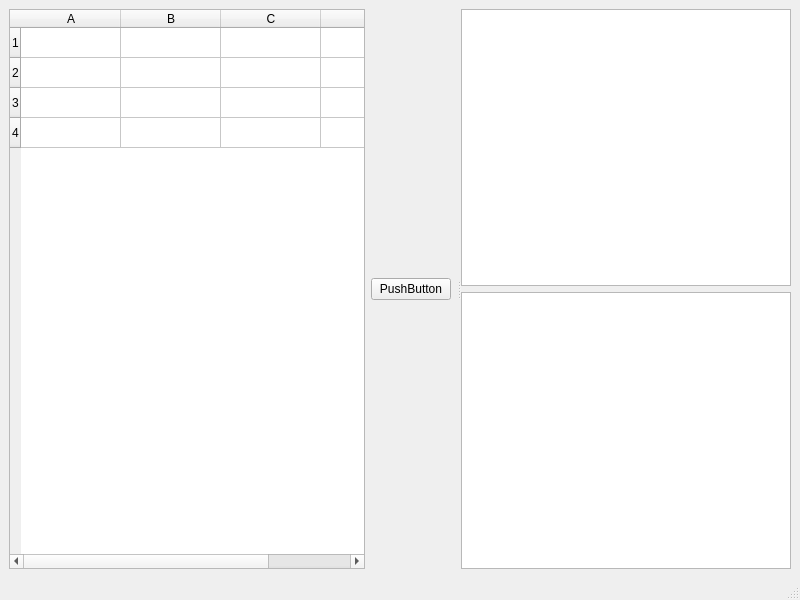
Qt form qtui.ui (Chuancy-ye/guandan2) before a commit.
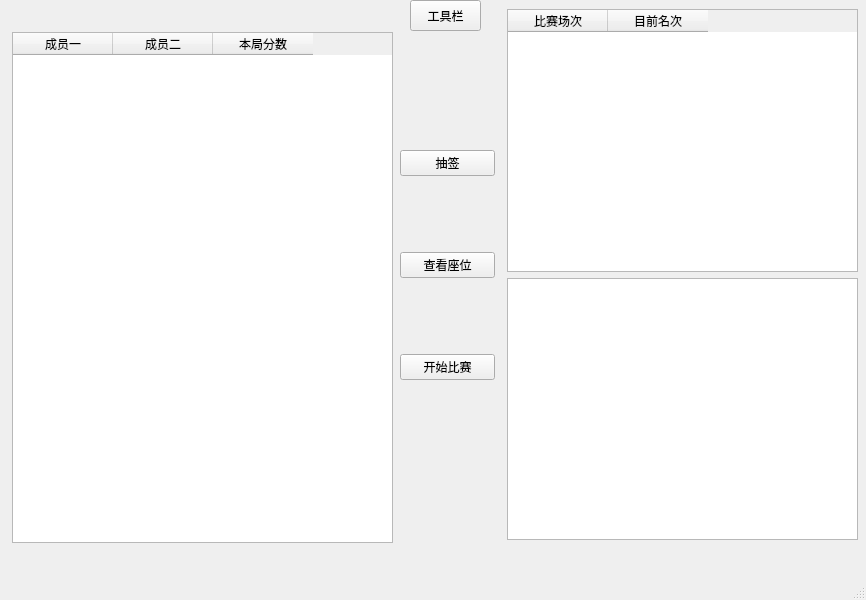
The same form after that commit.

```diff
--- a/qtui.ui
+++ b/qtui.ui
@@ -6,7 +6,7 @@
    <rect>
     <x>0</x>
     <y>0</y>
-    <width>800</width>
+    <width>866</width>
     <height>600</height>
    </rect>
   </property>
@@ -14,83 +14,124 @@
    <string>MainWindow</string>
   </property>
   <widget class="QWidget" name="centralwidget">
-   <layout class="QHBoxLayout" name="horizontalLayout_2">
-    <item>
-     <widget class="QSplitter" name="splitter">
-      <property name="orientation">
-       <enum>Qt::Horizontal</enum>
-      </property>
-      <widget class="QWidget" name="horizontalLayoutWidget">
-       <layout class="QHBoxLayout" name="horizontalLayout">
-        <item>
-         <widget class="QTableWidget" name="tableWidget">
-          <row>
-           <property name="text">
-            <string>1</string>
-           </property>
-          </row>
-          <row>
-           <property name="text">
-            <string>2</string>
-           </property>
-          </row>
-          <row>
-           <property name="text">
-            <string>3</string>
-           </property>
-          </row>
-          <row>
-           <property name="text">
-            <string>4</string>
-           </property>
-          </row>
-          <column>
-           <property name="text">
-            <string>A</string>
-           </property>
-          </column>
-          <column>
-           <property name="text">
-            <string>B</string>
-           </property>
-          </column>
-          <column>
-           <property name="text">
-            <string>C</string>
-           </property>
-          </column>
-          <column>
-           <property name="text">
-            <string>D</string>
-           </property>
-          </column>
-         </widget>
-        </item>
-        <item>
-         <widget class="QPushButton" name="pushButton">
-          <property name="text">
-           <string>PushButton</string>
-          </property>
-         </widget>
-        </item>
-        <item>
-         <widget class="QWidget" name="widget" native="true"/>
-        </item>
-       </layout>
+   <widget class="QToolButton" name="toolButton">
+    <property name="geometry">
+     <rect>
+      <x>410</x>
+      <y>0</y>
+      <width>71</width>
+      <height>31</height>
+     </rect>
+    </property>
+    <property name="text">
+     <string>工具栏</string>
+    </property>
+   </widget>
+   <widget class="QWidget" name="verticalLayoutWidget">
+    <property name="geometry">
+     <rect>
+      <x>507</x>
+      <y>9</y>
+      <width>351</width>
+      <height>531</height>
+     </rect>
+    </property>
+    <layout class="QVBoxLayout" name="verticalLayout">
+     <item>
+      <widget class="QTableWidget" name="tableWidget_2">
+       <column>
+        <property name="text">
+         <string>比赛场次</string>
+        </property>
+        <property name="font">
+         <font>
+          <kerning>false</kerning>
+         </font>
+        </property>
+       </column>
+       <column>
+        <property name="text">
+         <string>目前名次</string>
+        </property>
+       </column>
       </widget>
-      <widget class="QWidget" name="verticalLayoutWidget">
-       <layout class="QVBoxLayout" name="verticalLayout">
-        <item>
-         <widget class="QTextEdit" name="textEdit"/>
-        </item>
-        <item>
-         <widget class="QTableView" name="tableView"/>
-        </item>
-       </layout>
+     </item>
+     <item>
+      <widget class="QTextBrowser" name="textBrowser"/>
+     </item>
+    </layout>
+   </widget>
+   <widget class="QWidget" name="widget" native="true">
+    <property name="geometry">
+     <rect>
+      <x>490</x>
+      <y>10</y>
+      <width>16</width>
+      <height>391</height>
+     </rect>
+    </property>
+   </widget>
+   <widget class="QTableWidget" name="tableWidget">
+    <property name="geometry">
+     <rect>
+      <x>12</x>
+      <y>32</y>
+      <width>381</width>
+      <height>511</height>
+     </rect>
+    </property>
+    <column>
+     <property name="text">
+      <string>成员一</string>
+     </property>
+     <property name="textAlignment">
+      <set>AlignCenter</set>
+     </property>
+    </column>
+    <column>
+     <property name="text">
+      <string>成员二</string>
+     </property>
+    </column>
+    <column>
+     <property name="text">
+      <string>本局分数</string>
+     </property>
+    </column>
+   </widget>
+   <widget class="QWidget" name="layoutWidget">
+    <property name="geometry">
+     <rect>
+      <x>400</x>
+      <y>80</y>
+      <width>95</width>
+      <height>371</height>
+     </rect>
+    </property>
+    <layout class="QVBoxLayout" name="verticalLayout_2">
+     <item>
+      <widget class="QPushButton" name="pushButton_4">
+       <property name="text">
+        <string>抽签</string>
+       </property>
       </widget>
-     </widget>
-    </item>
-   </layout>
+     </item>
+     <item>
+      <widget class="QPushButton" name="pushButton">
+       <property name="text">
+        <string>查看座位</string>
+       </property>
+      </widget>
+     </item>
+     <item>
+      <widget class="QPushButton" name="pushButton_2">
+       <property name="text">
+        <string>开始比赛</string>
+       </property>
+      </widget>
+     </item>
+    </layout>
+   </widget>
   </widget>
   <widget class="QMenuBar" name="menubar">
    <property name="geometry">
```
Left out of the diff: 2 changed lines with no effect on the pictures.
